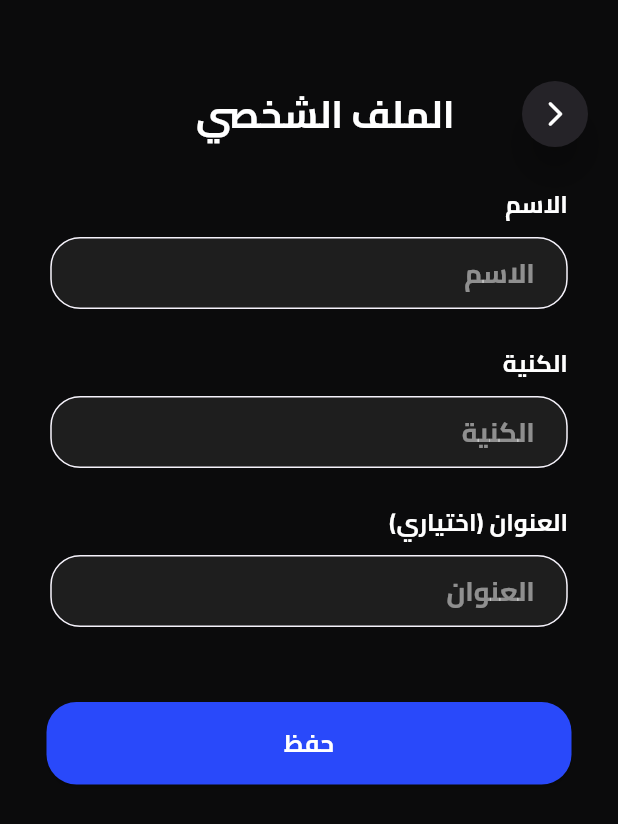
After one commit to lunaalkufairy/waslny_rider, a Flutter app: the ViewIformationScreen screen opened directly, on a phone screen of 412 x 824 dp. The commit adds this screen. Shown: the top 824 px of the screen. Run offline on Flutter 3.47's test engine with Material 3 defaults, Android fonts, the phone set to English and light mode, and no system bars; our stand-ins replace flutter_rating_bar, flutter_svg, geolocator, get, google_maps_flutter, intl_phone_field and 2 more.

Commit message:
add wallet and setting and view info screens

```diff
--- a/lib/components/money_card.dart
+++ b/lib/components/money_card.dart
@@ -12,8 +12,8 @@ class MoneyCard extends StatelessWidget {
   @override
   Widget build(BuildContext context) {
     return Container(
-      height: 226,
-      width: 400,
+      height: 220,
+      width: 350,
       padding: const EdgeInsets.all(16),
       margin: const EdgeInsets.all(10),
       decoration: BoxDecoration(
--- /dev/null
+++ b/lib/components/page_top.dart
@@ -0,0 +1,37 @@
+import 'package:flutter/material.dart';
+import 'package:get/route_manager.dart';
+import 'package:waslny_rider/components/custom_arrow.dart';
+import 'package:waslny_rider/constants.dart';
+
+class PageTop extends StatelessWidget {
+  String pageName;
+  double width;
+  PageTop({super.key, required this.pageName, required this.width});
+
+  @override
+  Widget build(BuildContext context) {
+    return Container(
+      width: double.infinity,
+      height: 100,
+      alignment: Alignment.bottomCenter,
+      child: Row(
+        mainAxisAlignment: MainAxisAlignment.end,
+        children: [
+          Text(
+            pageName,
+            style: TextStyle(color: white, fontSize: 25, fontFamily: 'cairo'),
+          ),
+          SizedBox(
+            width: width,
+          ),
+          CustomArrow(onPressed: () {
+            Get.back();
+          }),
+          SizedBox(
+            width: 10,
+          ),
+        ],
+      ),
+    );
+  }
+}
--- /dev/null
+++ b/lib/screens/view_iformation_screen.dart
@@ -0,0 +1,54 @@
+import 'package:flutter/material.dart';
+import 'package:waslny_rider/components/custom_Button.dart';
+import 'package:waslny_rider/components/custom_textField.dart';
+import 'package:waslny_rider/components/page_top.dart';
+import 'package:waslny_rider/constants.dart';
+
+class ViewIformationScreen extends StatelessWidget {
+  const ViewIformationScreen({super.key});
+
+  @override
+  Widget build(BuildContext context) {
+    return Scaffold(
+      backgroundColor: black,
+      body: SingleChildScrollView(
+        child: Column(
+          children: [
+            PageTop(
+              pageName: "الملف الشخصي",
+              width: 35,
+            ),
+            SizedBox(
+              height: 25,
+            ),
+            CustomTextfield(
+              textFieldName: "الاسم",
+              hintText: 'الاسم',
+            ),
+            SizedBox(
+              height: 25,
+            ),
+            CustomTextfield(
+              textFieldName: "الكنية",
+              hintText: 'الكنية',
+            ),
+            SizedBox(
+              height: 25,
+            ),
+            CustomTextfield(
+              textFieldName: "(اختياري) العنوان",
+              hintText: 'العنوان',
+            ),
+            const SizedBox(
+              height: 50,
+            ),
+            CustomButton(
+              text: 'حفظ',
+              onTap: () {},
+            ),
+          ],
+        ),
+      ),
+    );
+  }
+}
```
Also changed, not shown: lib/components/settings_components.dart (+15 -3 lines), lib/components/side_bar.dart (+13 -4 lines), lib/screens/home_screen.dart (+4 -4 lines), lib/screens/setting_screen.dart (added, +24 -0 lines), lib/screens/shorot_ahkam_screen.dart (added, +34 -0 lines), lib/screens/wallet_screen.dart (added, +24 -0 lines).
